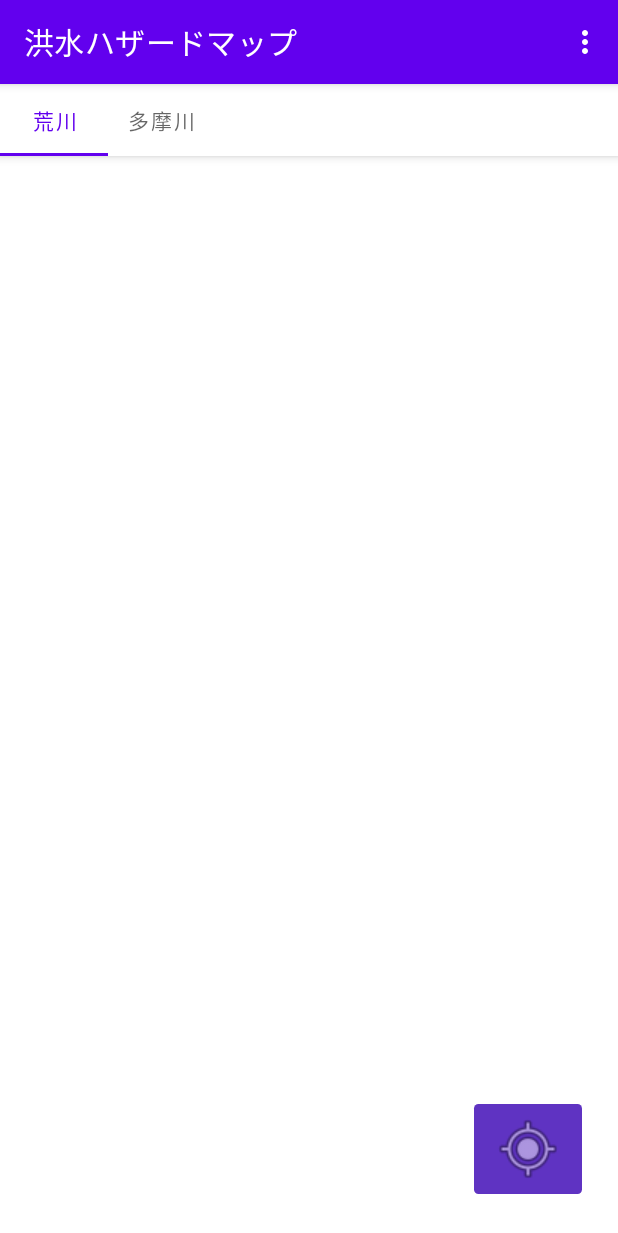
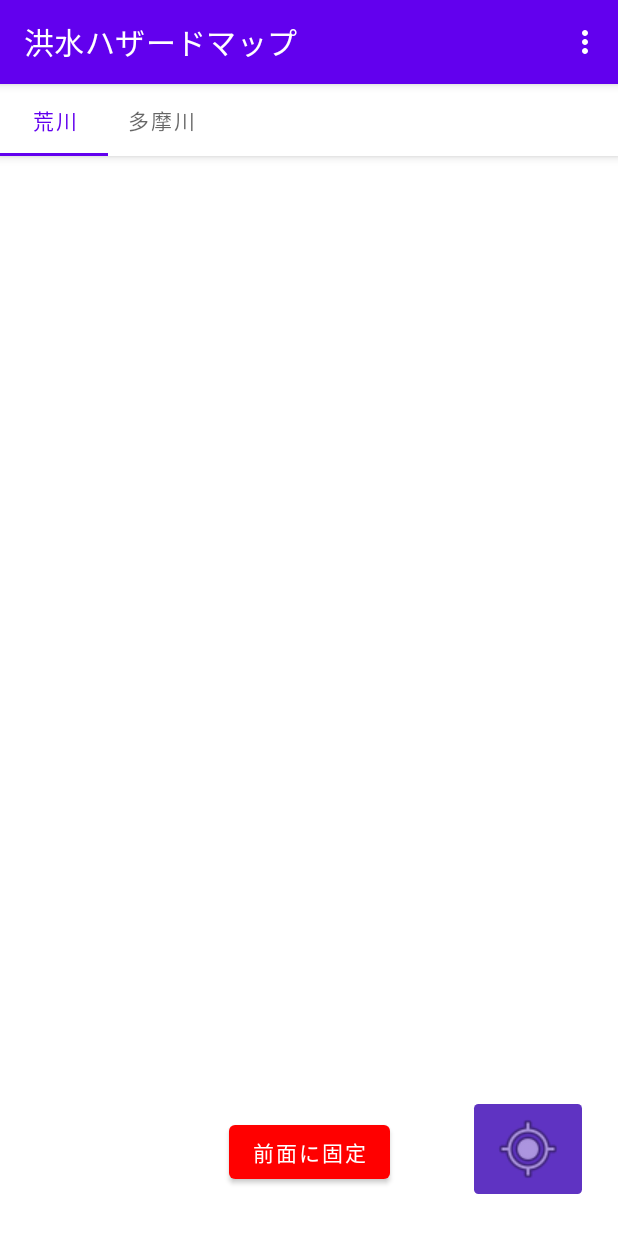
Before and after one commit to Kappamaki64/ConnectedHazardMap, an Android app: the screen it shows after launch (MapsActivity), on a phone screen of 412 x 824 dp. Shown: the top 1233 px of the screen. Run offline under Robolectric (Android 15) with nearby library versions, the phone set to English and light mode, and no system bars.

Commit message:
fix: add lock button to disable updating front hazard map

```diff
--- a/app/src/main/java/jp/ac/titech/itpro/sdl/connectedhazardmap/MapsActivity.java
+++ b/app/src/main/java/jp/ac/titech/itpro/sdl/connectedhazardmap/MapsActivity.java
@@ -10,6 +10,8 @@ import android.annotation.SuppressLint;
 import android.content.Intent;
 import android.content.pm.PackageManager;
 import android.graphics.Bitmap;
+import android.graphics.Color;
+import android.graphics.Typeface;
 import android.graphics.pdf.PdfRenderer;
 import android.location.Address;
 import android.location.Geocoder;
@@ -22,6 +24,7 @@ import android.util.Log;
 import android.view.Menu;
 import android.view.MenuInflater;
 import android.view.MenuItem;
+import android.widget.Button;
 import android.widget.ImageButton;
 import android.widget.TextView;
 import android.widget.Toast;
@@ -77,6 +80,7 @@ public class MapsActivity extends AppCompatActivity implements OnMapReadyCallbac
     private Location latestMyLocation = null;
 
     private TextView locationTextView;
+    private boolean hazardMapIsLocked;
     private int tabType = 1;
 
     @Override
@@ -86,6 +90,34 @@ public class MapsActivity extends AppCompatActivity implements OnMapReadyCallbac
         setContentView(R.layout.activity_maps);
 
         locationTextView = findViewById(R.id.locationTextView);
+
+        hazardMapIsLocked = false;
+        Button lockHazardMapButton = findViewById(R.id.lockHazardMapButton);
+        lockHazardMapButton.setText("前面に固定");
+        lockHazardMapButton.setBackgroundColor(Color.RED);
+        locationTextView.setBackgroundColor(Color.LTGRAY);
+        locationTextView.setTextColor(Color.BLACK);
+        lockHazardMapButton.setOnClickListener((view -> {
+            if (hazardMapIsLocked) {
+                hazardMapIsLocked = false;
+                lockHazardMapButton.setText("前面に固定");
+                lockHazardMapButton.setBackgroundColor(Color.RED);
+                locationTextView.setBackgroundColor(Color.LTGRAY);
+                locationTextView.setTextColor(Color.BLACK);
+                locationTextView.setTypeface(Typeface.DEFAULT);
+
+                updateCameraAddress();
+                updateFrontOverlay();
+                updateLocationText();
+            } else {
+                hazardMapIsLocked = true;
+                lockHazardMapButton.setText("表示位置を優先");
+                lockHazardMapButton.setBackgroundColor(Color.GRAY);
+                locationTextView.setBackgroundColor(Color.RED);
+                locationTextView.setTextColor(Color.WHITE);
+                locationTextView.setTypeface(Typeface.DEFAULT_BOLD);
+            }
+        }));
 
         TabLayout tabLayout = findViewById(R.id.tabs);
         tabLayout.addOnTabSelectedListener(new TabLayout.OnTabSelectedListener() {
@@ -215,6 +247,7 @@ public class MapsActivity extends AppCompatActivity implements OnMapReadyCallbac
     @Override
     public void onCameraIdle() {
         Log.d(TAG, "onCameraIdle");
+        if (hazardMapIsLocked) return;
         updateCameraAddress();
         updateFrontOverlay();
         updateLocationText();
--- a/app/src/main/res/layout/activity_maps.xml
+++ b/app/src/main/res/layout/activity_maps.xml
@@ -66,14 +66,23 @@
             app:layout_constraintEnd_toEndOf="@+id/map"
             app:srcCompat="@android:drawable/ic_menu_mylocation" />
 
+        <Button
+            android:id="@+id/lockHazardMapButton"
+            android:layout_width="wrap_content"
+            android:layout_height="wrap_content"
+            android:layout_marginBottom="32dp"
+            app:layout_constraintEnd_toEndOf="@+id/map"
+            app:layout_constraintStart_toStartOf="@+id/map"
+            app:layout_constraintBottom_toBottomOf="@+id/map" />
+
         <TextView
             android:id="@+id/locationTextView"
             android:layout_width="wrap_content"
             android:layout_height="wrap_content"
-            android:layout_marginBottom="32dp"
+            android:layout_marginBottom="16dp"
             android:background="@color/gray_400"
             android:textSize="24sp"
-            app:layout_constraintBottom_toBottomOf="@+id/map"
+            app:layout_constraintBottom_toTopOf="@+id/lockHazardMapButton"
             app:layout_constraintEnd_toEndOf="@+id/map"
             app:layout_constraintStart_toStartOf="@+id/map" />
 
```
